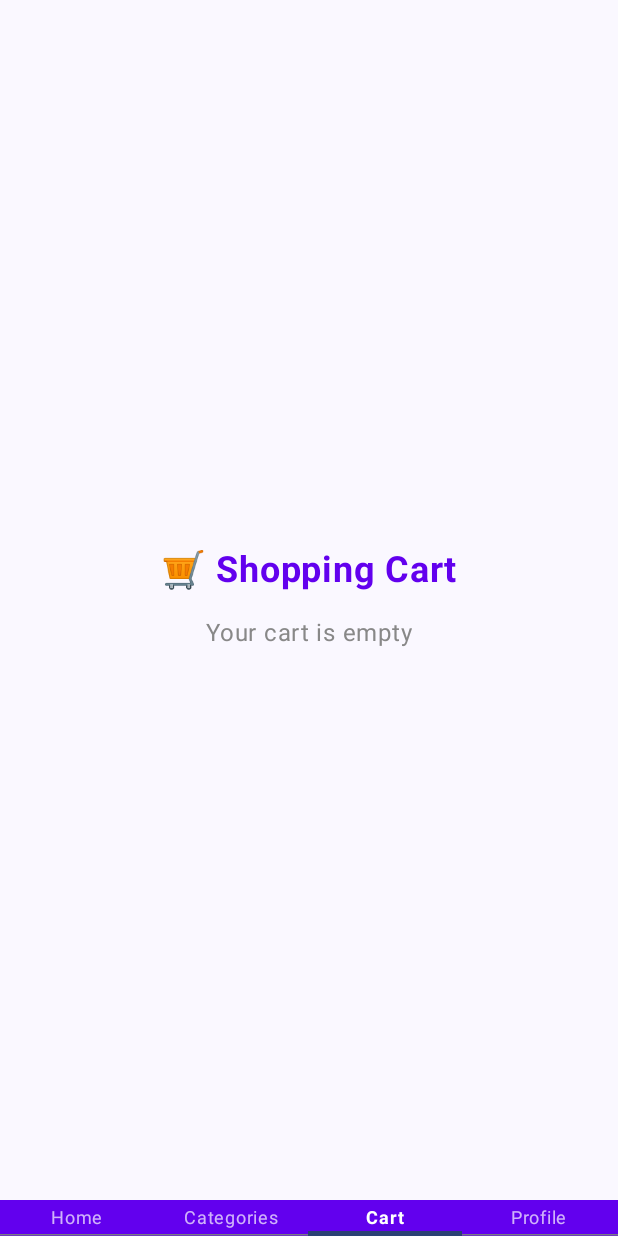
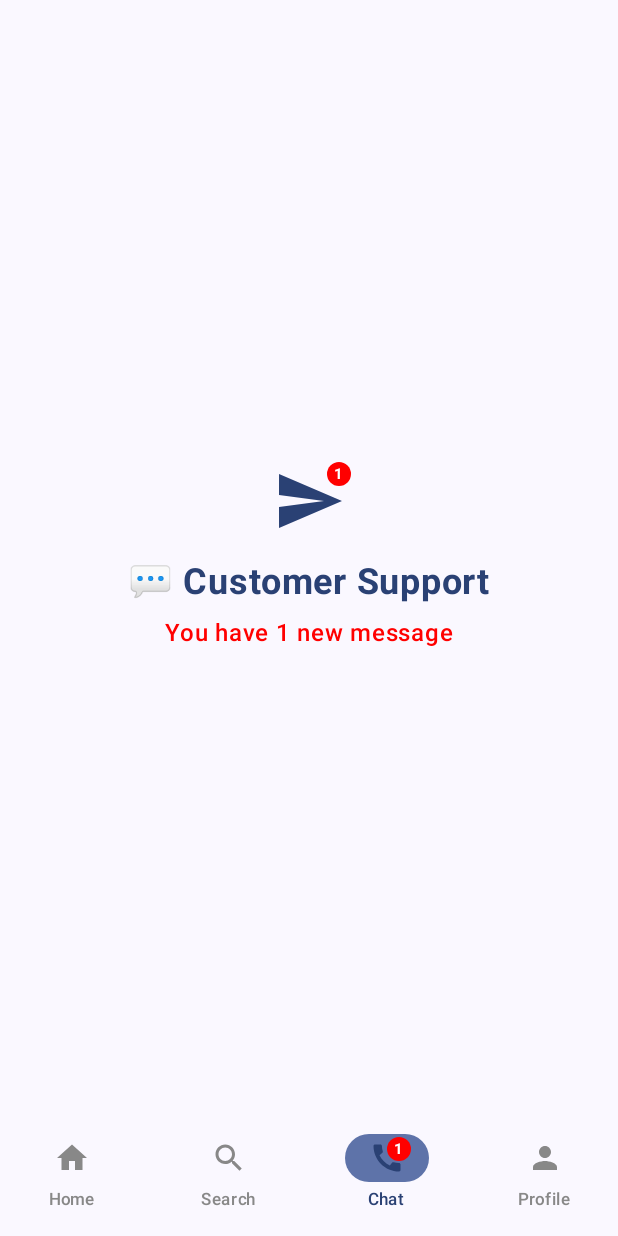
Before and after one commit to MustaphaBousilDev/ecommerce-application-mobile, an Android app built with Jetpack Compose: the screen it shows after launch (MainActivity), item 3 of the bottom bar chosen, on a phone screen of 412 x 824 dp. Run offline under Robolectric (Android 15) with nearby library versions, the phone set to English and light mode, and no system bars; libraries missing offline, so code that uses them is left out: com.google.ai.client.

Commit message:
finish tabs in Main Screen

```diff
--- a/app/build.gradle.kts
+++ b/app/build.gradle.kts
@@ -49,6 +49,7 @@ dependencies {
     implementation(libs.androidx.ui.graphics)
     implementation(libs.androidx.ui.tooling.preview)
     implementation(libs.androidx.material3)
+    implementation(libs.generativeai)
     testImplementation(libs.junit)
     androidTestImplementation(libs.androidx.junit)
     androidTestImplementation(libs.androidx.espresso.core)
--- a/app/src/main/java/com/mustapha/application_android_kotlin/activities/MainActivity.kt
+++ b/app/src/main/java/com/mustapha/application_android_kotlin/activities/MainActivity.kt
@@ -23,6 +23,11 @@ import androidx.compose.ui.text.font.FontWeight
 import androidx.compose.ui.unit.dp
 import androidx.compose.ui.unit.sp
 import androidx.compose.ui.tooling.preview.Preview
+import com.mustapha.application_android_kotlin.ui.components.BottomNavigationBar
+import com.mustapha.application_android_kotlin.ui.screens.ChatScreen
+import com.mustapha.application_android_kotlin.ui.screens.HomeScreen
+import com.mustapha.application_android_kotlin.ui.screens.ProfileScreen
+import com.mustapha.application_android_kotlin.ui.screens.SearchScreen
 import com.mustapha.application_android_kotlin.ui.theme.ApplicationandroidkotlinTheme
 
 class MainActivity : ComponentActivity() {
@@ -66,27 +71,7 @@ fun EcommerceApp(){
     Scaffold (
         modifier = Modifier.fillMaxSize(),
         bottomBar = {
-            //bottom navigation tabs
-            TabRow(
-                selectedTabIndex = selectedTab,
-                containerColor = Color(0xFF6200EE),
-                contentColor = Color.White
-            ) {
-                tabs.forEachIndexed { index, title ->
-                    Tab(
-                        selected = selectedTab == index,
-                        onClick = { selectedTab = index },
-                        selectedContentColor = Color.White,
-                        unselectedContentColor = Color.White.copy(alpha = 0.7f)
-                    ) {
-                        Text(
-                            text = title,
-                            fontSize = 12.sp,
-                            fontWeight = if (selectedTab == index) FontWeight.Bold else FontWeight.Normal
-                        )
-                    }
-                }
-            }
+            BottomNavigationBar(selectedTab = selectedTab, onTabSelected = { selectedTab = it})
         }
     ){
         innerPadding ->
@@ -99,94 +84,15 @@ fun EcommerceApp(){
         ) {
             when (selectedTab) {
                 0 -> HomeScreen()
-                1 -> CategoriesScreen()
-                2 -> CartScreen()
+                1 -> SearchScreen()
+                2 -> ChatScreen()
                 3 -> ProfileScreen()
             }
         }
     }
 }
 
-@Composable
-fun HomeScreen() {
-    Column(
-        horizontalAlignment = Alignment.CenterHorizontally,
-        verticalArrangement = Arrangement.Center
-    ) {
-        Text(
-            text = "🏠 Welcome to My Store!",
-            fontSize = 24.sp,
-            fontWeight = FontWeight.Bold,
-            color = Color(0xFF6200EE)
-        )
-        Spacer(modifier = Modifier.height(16.dp))
-        Text(
-            text = "Featured Products Coming Soon...",
-            fontSize = 16.sp,
-            color = Color.Gray
-        )
-    }
-}
-@Composable
-fun CategoriesScreen() {
-    Column(
-        horizontalAlignment = Alignment.CenterHorizontally,
-        verticalArrangement = Arrangement.Center
-    ) {
-        Text(
-            text = "📂 Product Categories",
-            fontSize = 24.sp,
-            fontWeight = FontWeight.Bold,
-            color = Color(0xFF6200EE)
-        )
-        Spacer(modifier = Modifier.height(16.dp))
-        Text(
-            text = "Electronics, Clothing, Books...",
-            fontSize = 16.sp,
-            color = Color.Gray
-        )
-    }
-}
-@Composable
-fun CartScreen() {
-    Column(
-        horizontalAlignment = Alignment.CenterHorizontally,
-        verticalArrangement = Arrangement.Center
-    ) {
-        Text(
-            text = "🛒 Shopping Cart",
-            fontSize = 24.sp,
-            fontWeight = FontWeight.Bold,
-            color = Color(0xFF6200EE)
-        )
-        Spacer(modifier = Modifier.height(16.dp))
-        Text(
-            text = "Your cart is empty",
-            fontSize = 16.sp,
-            color = Color.Gray
-        )
-    }
-}
-@Composable
-fun ProfileScreen() {
-    Column(
-        horizontalAlignment = Alignment.CenterHorizontally,
-        verticalArrangement = Arrangement.Center
-    ) {
-        Text(
-            text = "👤 User Profile",
-            fontSize = 24.sp,
-            fontWeight = FontWeight.Bold,
-            color = Color(0xFF6200EE)
-        )
-        Spacer(modifier = Modifier.height(16.dp))
-        Text(
-            text = "Login or Register",
-            fontSize = 16.sp,
-            color = Color.Gray
-        )
-    }
-}
+
 
 @Preview(showBackground = true)
 @Composable
--- a/app/src/main/java/com/mustapha/application_android_kotlin/ui/screens/ChatScreen.kt
+++ b/app/src/main/java/com/mustapha/application_android_kotlin/ui/screens/ChatScreen.kt
@@ -9,6 +9,7 @@ import androidx.compose.foundation.layout.height
 import androidx.compose.foundation.layout.padding
 import androidx.compose.foundation.layout.size
 import androidx.compose.material.icons.Icons
+import androidx.compose.material.icons.filled.Send
 import androidx.compose.material3.Badge
 import androidx.compose.material3.BadgedBox
 import androidx.compose.material3.ExperimentalMaterial3Api
@@ -22,6 +23,7 @@ import androidx.compose.ui.graphics.Color
 import androidx.compose.ui.text.font.FontWeight
 import androidx.compose.ui.unit.dp
 import androidx.compose.ui.unit.sp
+import com.google.ai.client.generativeai.Chat
 
 @OptIn(ExperimentalMaterial3Api::class)
 @Composable
@@ -46,7 +48,7 @@ fun ChatScreen () {
             }
         ) {
             Icon(
-                imageVector = Icons.Default.Chat,
+                imageVector = Icons.Default.Send,
                 contentDescription = "Chat",
                 modifier = Modifier.size(48.dp),
                 tint = MaterialTheme.colorScheme.primary
--- a/gradle/libs.versions.toml
+++ b/gradle/libs.versions.toml
@@ -8,6 +8,7 @@ espressoCore = "3.6.1"
 lifecycleRuntimeKtx = "2.8.7"
 activityCompose = "1.10.1"
 composeBom = "2024.09.00"
+generativeai = "0.9.0"
 
 [libraries]
 androidx-core-ktx = { group = "androidx.core", name = "core-ktx", version.ref = "coreKtx" }
@@ -24,6 +25,7 @@ androidx-ui-tooling-preview = { group = "androidx.compose.ui", name = "ui-toolin
 androidx-ui-test-manifest = { group = "androidx.compose.ui", name = "ui-test-manifest" }
 androidx-ui-test-junit4 = { group = "androidx.compose.ui", name = "ui-test-junit4" }
 androidx-material3 = { group = "androidx.compose.material3", name = "material3" }
+generativeai = { group = "com.google.ai.client.generativeai", name = "generativeai", version.ref = "generativeai" }
 
 [plugins]
 android-application = { id = "com.android.application", version.ref = "agp" }
```
